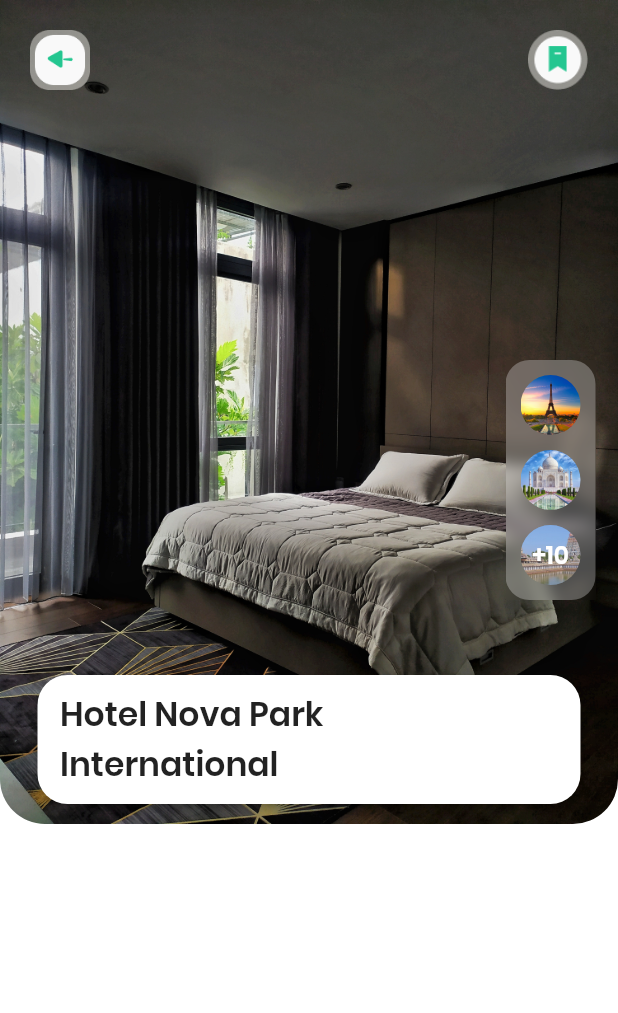
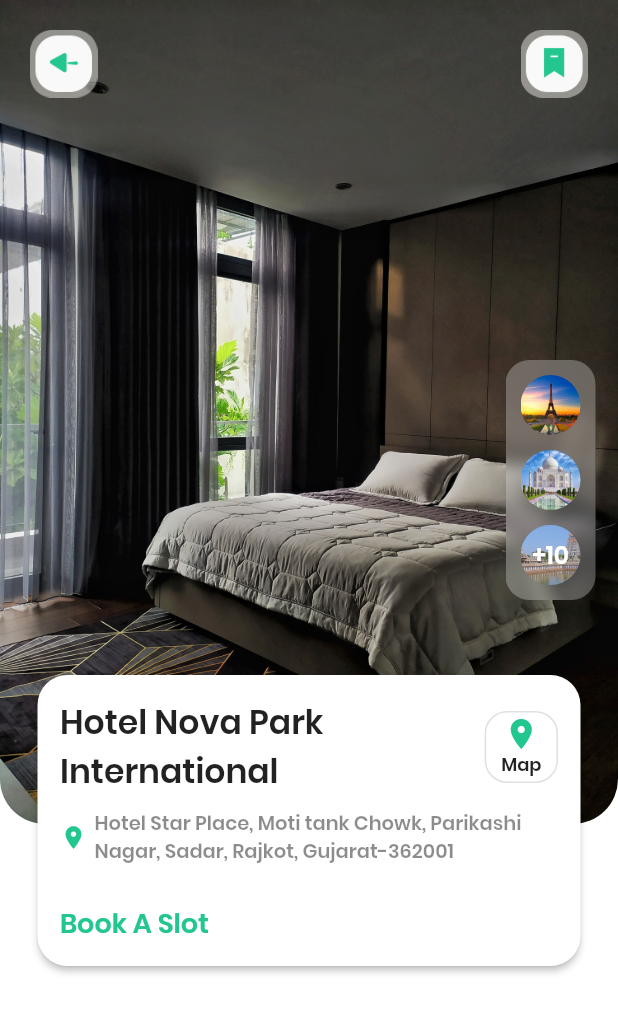
Before and after one commit to NishchayDixit/gir_hotel_booking, a Flutter app: the HotelDetailsScreen screen opened directly, on a phone screen of 412 x 824 dp. Shown: the top 1013 px of the screen. Run offline on Flutter 3.47's test engine with Material 2 defaults, Android fonts, the phone set to English and light mode, and no system bars.

Commit message:
Implement design changes in Hotel Details Screen.

```diff
--- a/lib/hotel_details_screen.dart
+++ b/lib/hotel_details_screen.dart
@@ -32,14 +32,15 @@ class HotelDetailsScreen extends StatelessWidget {
                         mainAxisAlignment: MainAxisAlignment.spaceBetween,
                         children: const <Widget>[
                           Image(
-                            width: 40.0,
-                            height: 40.0,
+                            width: 45.0,
+                            height: 45.0,
                             image: AssetImage('assets/icons/icon_back_bg.png'),
                           ),
                           Image(
-                            width: 40.0,
-                            height: 40.0,
-                            image: AssetImage('assets/icons/icon_save.png'),
+                            width: 45.0,
+                            height: 45.0,
+                            image: AssetImage(
+                                'assets/icons/icon_save_rect_bg.png'),
                           ),
                         ],
                       ),
@@ -155,18 +156,101 @@ class HotelDetailsScreen extends StatelessWidget {
                           child: Container(
                             padding: const EdgeInsets.symmetric(
                               horizontal: 15.0,
-                              vertical: 10.0,
+                              vertical: 15.0,
                             ),
                             child: Column(
                               children: <Widget>[
                                 Row(
-                                  children: const <Widget>[
-                                    Text(
-                                      'Hotel Nova Park\nInternational',
-                                      style: TextStyle(fontSize: 22, fontWeight: FontWeight.bold),
+                                  mainAxisAlignment:
+                                      MainAxisAlignment.spaceBetween,
+                                  children: <Widget>[
+                                    const Flexible(
+                                      child: Text(
+                                        'Hotel Nova Park International',
+                                        style: TextStyle(
+                                            fontSize: 22,
+                                            fontWeight: FontWeight.bold),
+                                      ),
+                                    ),
+                                    Container(
+                                      padding: const EdgeInsets.symmetric(
+                                        vertical: 2.0,
+                                        horizontal: 10.0,
+                                      ),
+                                      decoration: BoxDecoration(
+                                        borderRadius: const BorderRadius.all(
+                                          Radius.circular(15.0),
+                                        ),
+                                        border: Border.all(
+                                          color: Colors.black12,
+                                        ),
+                                      ),
+                                      child: Center(
+                                        child: Column(
+                                          children: const <Widget>[
+                                            Icon(
+                                              Icons.location_on,
+                                              color: Color.fromARGB(
+                                                  255, 34, 198, 143),
+                                              size: 24.0,
+                                            ),
+                                            Text(
+                                              'Map',
+                                              style: TextStyle(
+                                                fontSize: 12.0,
+                                              ),
+                                            ),
+                                          ],
+                                        ),
+                                      ),
                                     ),
                                   ],
-                                )
+                                ),
+                                Container(
+                                  margin: const EdgeInsets.only(top: 8.0),
+                                  child: Row(
+                                    children: const <Widget>[
+                                      Icon(
+                                        Icons.location_on,
+                                        size: 18.0,
+                                        color:
+                                            Color.fromARGB(255, 34, 198, 143),
+                                      ),
+                                      SizedBox(
+                                        width: 5.0,
+                                      ),
+                                      Flexible(
+                                        child: Text(
+                                          'Hotel Star Place, Moti tank Chowk, Parikashi Nagar, Sadar, Rajkot, Gujarat-362001',
+                                          style: TextStyle(
+                                              fontSize: 13.0,
+                                              color: Colors.black45),
+                                        ),
+                                      ),
+                                    ],
+                                  ),
+                                ),
+                                Container(
+                                  margin: const EdgeInsets.only(top: 25.0),
+                                  child: Row(
+                                    mainAxisAlignment: MainAxisAlignment.start,
+                                    children: const <Widget>[
+                                      Flexible(
+                                        child: Text(
+                                          'Book A Slot',
+                                          style: TextStyle(
+                                            fontSize: 18.0,
+                                            color: Color.fromARGB(
+                                                255, 34, 198, 143),
+                                          ),
+                                        ),
+                                      ),
+                                    ],
+                                  ),
+                                ),
+                                Container(
+
+                                ),
                               ],
                             ),
                           ),
@@ -182,4 +266,8 @@ class HotelDetailsScreen extends StatelessWidget {
       ),
     );
   }
+
+  Widget SlotBookingWidget({time, isAvailable, isActive}) {
+    return Container();
+  }
 }
--- a/lib/main.dart
+++ b/lib/main.dart
@@ -1,6 +1,6 @@
 import 'package:flutter/material.dart';
 import 'package:flutter/services.dart';
-import 'package:gir_hotel_booking/home_screen.dart';
+import 'package:gir_hotel_booking/hotel_details_screen.dart';
 
 void main() {
   WidgetsFlutterBinding.ensureInitialized();
@@ -29,7 +29,7 @@ class MyApp extends StatelessWidget {
         primarySwatch: Colors.blue,
         fontFamily: 'Poppins',
       ),
-      home: const HomeScreen(),
+      home: const HotelDetailsScreen(),
     );
   }
 }
```
